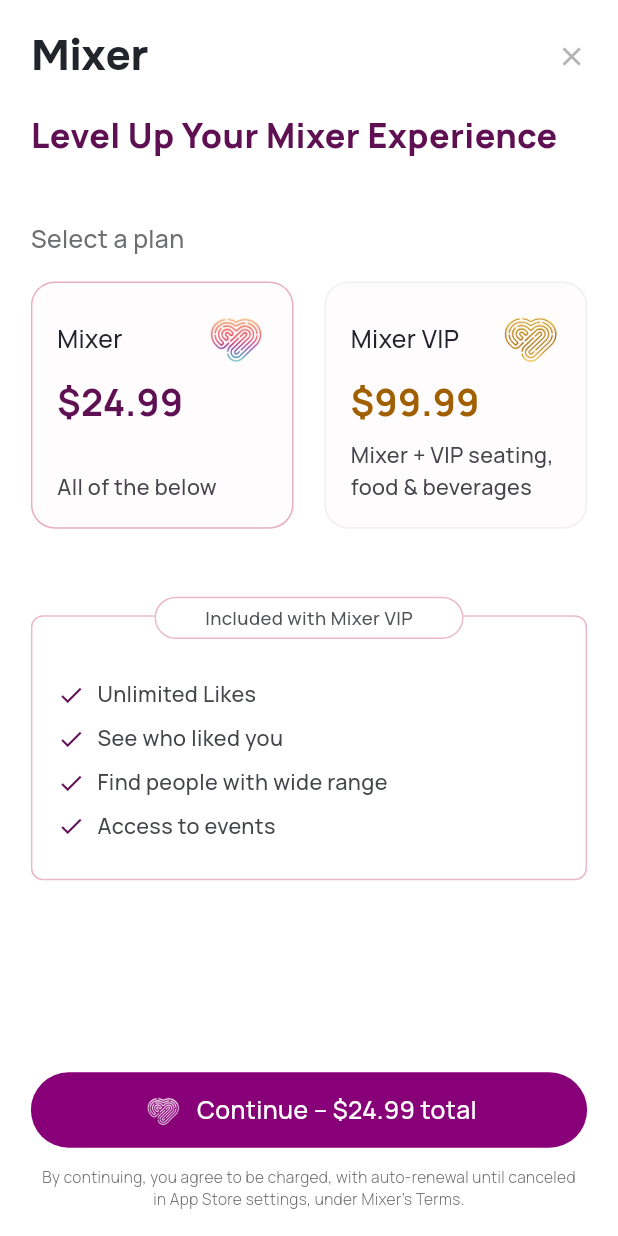
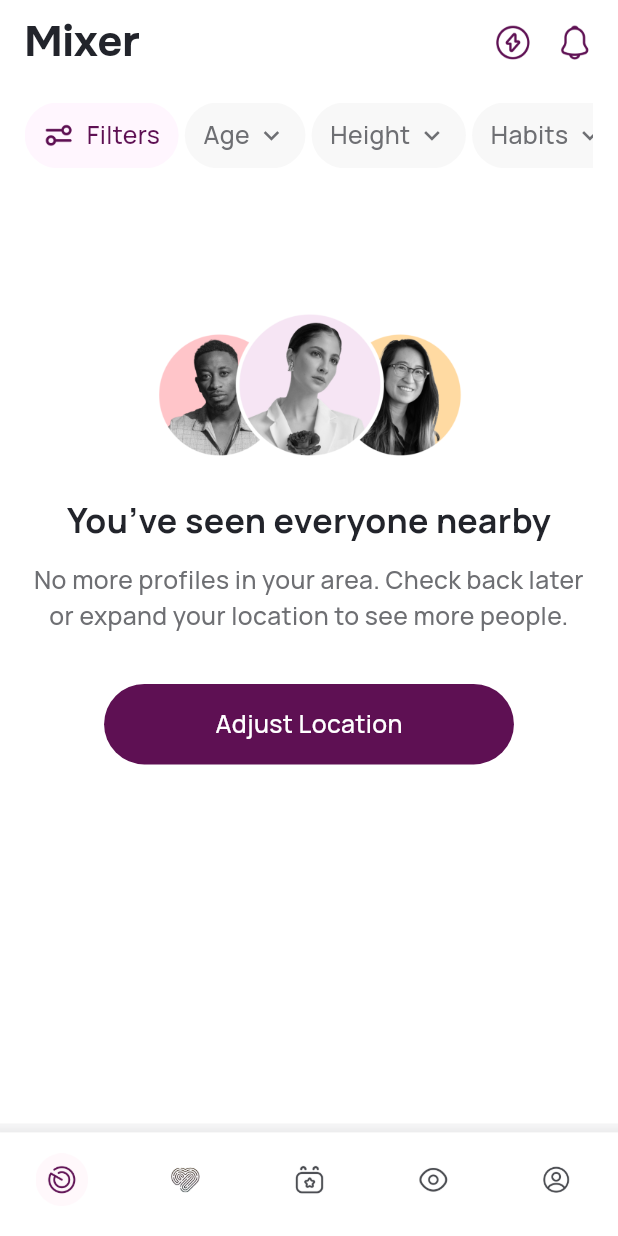
Before and after one commit to trozen04/coderoof, a Flutter app: the screen it shows after launch, on a phone screen of 412 x 824 dp. Run offline on Flutter 3.47's test engine with Material 3 defaults, Android fonts, the phone set to English and light mode, and no system bars; our stand-ins replace geolocator.

Commit message:
Updated and Added HomePage and Subscription Screens

```diff
--- a/lib/Screens/home_screen.dart
+++ b/lib/Screens/home_screen.dart
@@ -0,0 +1,190 @@
+import 'package:coderoof_assignment/Utils/app_colors.dart';
+import 'package:coderoof_assignment/Utils/app_text_styles.dart';
+import 'package:coderoof_assignment/Utils/image_assets.dart';
+import 'package:coderoof_assignment/Utils/app_routes.dart';
+import 'package:coderoof_assignment/Widgets/common_bottom_navbar.dart';
+import 'package:coderoof_assignment/Widgets/homepage_logic.dart';
+import 'package:flutter/material.dart';
+import 'package:provider/provider.dart';
+
+class Homepage extends StatelessWidget {
+  const Homepage({super.key});
+
+  @override
+  Widget build(BuildContext context) {
+    return ChangeNotifierProvider(
+      create: (_) => HomepageLogic(),
+      child: const _HomepageView(),
+    );
+  }
+}
+
+class _HomepageView extends StatelessWidget {
+  const _HomepageView();
+
+  @override
+  Widget build(BuildContext context) {
+    final logic = context.watch<HomepageLogic>();
+
+    double height = MediaQuery.of(context).size.height;
+    double width = MediaQuery.of(context).size.width;
+
+    return Scaffold(
+      backgroundColor: AppColors.white,
+      appBar: AppBar(
+        backgroundColor: AppColors.white,
+        elevation: 0,
+        title: Text("Mixer", style: AppTextStyles.mixerHead(width)),
+        actions: [
+          GestureDetector(
+            onTap: () {
+              Navigator.pushNamed(context, AppRoutes.subscription);
+            },
+            child: Image.asset(ImageAssets.flashCircle, width: width * 0.06),
+          ),
+          SizedBox(width: width * 0.04),
+          Image.asset(ImageAssets.notification, width: width * 0.06),
+          SizedBox(width: width * 0.04),
+        ],
+      ),
+      body: SafeArea(
+        child: Column(
+          children: [
+            // 🔹 Filters Row
+            Padding(
+              padding: EdgeInsets.symmetric(
+                horizontal: width * 0.04,
+                vertical: height * 0.015,
+              ),
+              child: SingleChildScrollView(
+                scrollDirection: Axis.horizontal,
+                child: Row(
+                  children: [
+                    Container(
+                      padding: EdgeInsets.symmetric(
+                        horizontal: width * 0.03,
+                        vertical: height * 0.012,
+                      ),
+                      decoration: BoxDecoration(
+                        color: AppColors.filtersBG,
+                        borderRadius: BorderRadius.circular(30),
+                      ),
+                      child: Row(
+                        children: [
+                          Image.asset(ImageAssets.filtersIcon,
+                              width: width * 0.05),
+                          SizedBox(width: width * 0.02),
+                          Text("Filters",
+                              style: AppTextStyles.filterText(
+                                  width, color: AppColors.primary)),
+                        ],
+                      ),
+                    ),
+                    SizedBox(width: width * 0.01),
+                    _filterChip("Age", width, height, logic),
+                    SizedBox(width: width * 0.01),
+                    _filterChip("Height", width, height, logic),
+                    SizedBox(width: width * 0.01),
+                    _filterChip("Habits", width, height, logic),
+                  ],
+                ),
+              ),
+            ),
+
+            SizedBox(height: height * 0.1),
+
+            // 🔹 Center avatars
+            Image.asset(
+              ImageAssets.avatarGroup,
+              width: width * 0.5,
+            ),
+
+            SizedBox(height: height * 0.03),
+
+            // 🔹 Heading
+            Text(
+              logic.anyFilterSelected
+                  ? "You’ve seen them all"
+                  : "You’ve seen everyone nearby",
+              style: AppTextStyles.seenNearby(width),
+              textAlign: TextAlign.center,
+            ),
+
+            SizedBox(height: height * 0.015),
+
+            // 🔹 Subtitle
+            Padding(
+              padding: EdgeInsets.symmetric(horizontal: width * 0.05),
+              child: Text(
+                "No more profiles in your area. Check back later or expand your location to see more people.",
+                style: AppTextStyles.normal(width),
+                textAlign: TextAlign.center,
+              ),
+            ),
+
+            SizedBox(height: height * 0.04),
+
+            // 🔹 Adjust Location Button
+            GestureDetector(
+              onTap: () => logic.handleAdjustLocation(context),
+              child: Container(
+                padding: EdgeInsets.symmetric(
+                  vertical: height * 0.018,
+                  horizontal: width * 0.18,
+                ),
+                decoration: BoxDecoration(
+                  color: AppColors.primary,
+                  borderRadius: BorderRadius.circular(39),
+                ),
+                child: Text(
+                  "Adjust Location",
+                  style: AppTextStyles.continueButtonText(width),
+                ),
+              ),
+            ),
+          ],
+        ),
+      ),
+      bottomNavigationBar: const CommonBottomNavbar(),
+    );
+  }
+
+  Widget _filterChip(
+      String label, double width, double height, HomepageLogic logic) {
+    final isSelected = logic.selectedFilters[label] ?? false;
+
+    return GestureDetector(
+      onTap: () => logic.toggleFilter(label),
+      child: Container(
+        padding: EdgeInsets.symmetric(
+          horizontal: width * 0.03,
+          vertical: height * 0.012,
+        ),
+        decoration: BoxDecoration(
+          color: isSelected
+              ? AppColors.secondary
+              : AppColors.filtersOptionsBG,
+          borderRadius: BorderRadius.circular(30),
+        ),
+        child: Row(
+          mainAxisSize: MainAxisSize.min,
+          children: [
+            Text(
+              label,
+              style: AppTextStyles.filterText(
+                width,
+                color: isSelected ? AppColors.primary : AppColors.gray600,
+              ),
+            ),
+            SizedBox(width: width * 0.01),
+            Icon(
+              Icons.keyboard_arrow_down_outlined,
+              size: width * 0.05,
+              color: AppColors.gray600,
+            ),
+          ],
+        ),
+      ),
+    );
+  }
+}
--- a/lib/Screens/subscription_screen.dart
+++ b/lib/Screens/subscription_screen.dart
@@ -41,7 +41,10 @@ class _SubscriptionScreenState extends State<SubscriptionScreen> {
                 mainAxisAlignment: MainAxisAlignment.spaceBetween,
                 children: [
                   Text("Mixer", style: AppTextStyles.mixerHead(width)),
-                  Icon(Icons.close, size: width * 0.05, color: AppColors.gray400,),
+                  GestureDetector(
+                    onTap: () => Navigator.pop(context),
+                      child: Icon(Icons.close, size: width * 0.05, color: AppColors.gray400,)
+                  ),
                 ],
               ),
 
--- a/lib/Utils/app_colors.dart
+++ b/lib/Utils/app_colors.dart
@@ -19,9 +19,13 @@ class AppColors {
   static const Color greyBorder = Color(0xFFEFEFEF);
   static const Color boxColor = Color(0xFFFFFCFD);
   static const Color mixerBorder = Color(0xFFB30142);
-  static const Color mixerDetails = Color(0xFFBEAB8CB);
+  static const Color mixerDetails = Color(0xFFEAB8CB);
   static const Color mixerVipDetails = Color(0xFFFFE5BE);
   static const Color mixerVipDetailsBG = Color(0xFFFDFAF6);
   static const Color included = Color(0xFF505254);
+  static const Color filtersBG = Color(0xFFfff6fe);
+  static const Color filtersOptionsBG = Color(0xFFF8F8F8);
+  static const Color navBarBG = Color(0xFFf3f3f4);
+  static const Color navBarShadow = Color(0xFFf5f5f6);
 
 }
--- a/lib/Utils/app_routes.dart
+++ b/lib/Utils/app_routes.dart
@@ -1,5 +1,46 @@
+import 'package:coderoof_assignment/Screens/home_screen.dart';
+import 'package:coderoof_assignment/Screens/subscription_screen.dart';
+import 'package:flutter/material.dart';
+
 class AppRoutes {
+  static const String home = '/';
   static const String subscription = '/subscription';
-  static const String home = '/home';
 
+  static Route<dynamic> generateRoute(RouteSettings settings) {
+    switch (settings.name) {
+      case home:
+        return _buildPageRoute(const Homepage(), settings);
+      case subscription:
+        return _buildPageRoute(const SubscriptionScreen(), settings);
+      default:
+        return _buildPageRoute(
+          const Scaffold(
+            body: Center(child: Text("No route defined")),
+          ),
+          settings,
+        );
+    }
+  }
+
+  /// 🔹 Custom PageRoute with smooth animation
+  static PageRouteBuilder _buildPageRoute(Widget page, RouteSettings settings) {
+    return PageRouteBuilder(
+      settings: settings,
+      transitionDuration: const Duration(milliseconds: 400),
+      reverseTransitionDuration: const Duration(milliseconds: 300),
+      pageBuilder: (_, animation, secondaryAnimation) => page,
+      transitionsBuilder: (_, animation, secondaryAnimation, child) {
+        // Fade + Slide from right
+        const beginOffset = Offset(1.0, 0.0);
+        const endOffset = Offset.zero;
+        final tween = Tween(begin: beginOffset, end: endOffset)
+            .chain(CurveTween(curve: Curves.easeOutCubic));
+
+        return FadeTransition(
+          opacity: animation,
+          child: SlideTransition(position: animation.drive(tween), child: child),
+        );
+      },
+    );
+  }
 }
--- a/lib/Utils/app_text_styles.dart
+++ b/lib/Utils/app_text_styles.dart
@@ -37,21 +37,21 @@ class AppTextStyles {
 
   static TextStyle normal(double width, {Color color = AppColors.gray600}) =>
       TextStyle(
-        fontSize: _fixedFontSize(width * 0.04),
+        fontSize: _fixedFontSize(width * 0.04), //16
         fontWeight: FontWeight.w500,
         fontFamily: ManropeMedium,
         color: color,
       );
   static TextStyle planDetails(double width, {Color color = AppColors.gray700}) =>
       TextStyle(
-        fontSize: _fixedFontSize(width * 0.035),
+        fontSize: _fixedFontSize(width * 0.035),//14
         fontWeight: FontWeight.w500,
         fontFamily: ManropeMedium,
         color: color,
       );
   static TextStyle includedText(double width) =>
       TextStyle(
-        fontSize: _fixedFontSize(width * 0.03),
+        fontSize: _fixedFontSize(width * 0.03), //12
         fontWeight: FontWeight.w600,
         fontFamily: ManropeMedium,
         color: AppColors.included,
@@ -69,11 +69,24 @@ class AppTextStyles {
     fontFamily: ManropeMedium,
     color: AppColors.white,
   );
+  static TextStyle filterText(double width, {Color color = AppColors.gray600}) => TextStyle(
+    fontSize: _fixedFontSize(width * 0.04),
+    fontWeight: FontWeight.w600,
+    fontFamily: ManropeMedium,
+    color: color,
+  );
+
   static TextStyle descriptionText(double width) => TextStyle(
     fontSize: _fixedFontSize(width * 0.025),
     fontWeight: FontWeight.w300,
     fontFamily: Manrope,
     color: AppColors.gray600,
   );
+  static TextStyle seenNearby(double width) => TextStyle(
+    fontSize: _fixedFontSize(width * 0.055),
+    fontWeight: FontWeight.w700,
+    fontFamily: ManropeBold,
+    color: AppColors.gray800,
+  );
 
 }
--- a/lib/Utils/image_assets.dart
+++ b/lib/Utils/image_assets.dart
@@ -2,4 +2,13 @@ class ImageAssets {
   static const String mixerIcon = 'assets/images/mixerIcon.png';
   static const String mixerIconVip = 'assets/images/mixerIconVip.png';
   static const String mixerIconWhite = 'assets/images/mixerIconWhite.png';
+  static const String avatarGroup = 'assets/images/Avatargroup.png';
+  static const String flashCircle = 'assets/images/flashCircle.png';
+  static const String notification = 'assets/images/notification.png';
+  static const String filtersIcon = 'assets/images/filtersIcon.png';
+  static const String mixerNavBar = 'assets/images/mixerNavBar.png';
+  static const String mix = 'assets/images/Mix.png';
+  static const String events = 'assets/images/Events.png';
+  static const String blindMix = 'assets/images/BlindMix.png';
+  static const String profile = 'assets/images/Profile.png';
 }
--- /dev/null
+++ b/lib/Widgets/common_bottom_navbar.dart
@@ -0,0 +1,63 @@
+import 'package:flutter/material.dart';
+import '../Utils/app_colors.dart';
+import '../Utils/image_assets.dart'; // Make sure this contains your image paths
+
+class CommonBottomNavbar extends StatefulWidget {
+  const CommonBottomNavbar({super.key});
+
+  @override
+  State<CommonBottomNavbar> createState() => _CommonBottomNavbarState();
+}
+
+class _CommonBottomNavbarState extends State<CommonBottomNavbar> {
+  int _currentIndex = 0;
+
+  // List of image paths instead of icons
+  final List<String> _images = [
+    ImageAssets.mixerNavBar,
+    ImageAssets.mix,
+    ImageAssets.events,
+    ImageAssets.blindMix,
+    ImageAssets.profile,
+  ];
+
+  @override
+  Widget build(BuildContext context) {
+    double width = MediaQuery.of(context).size.width;
+
+    return Column(
+      mainAxisSize: MainAxisSize.min,
+      children: [
+        // Top shadow
+        Container(
+          height: 6,
+          width: double.infinity,
+          color: AppColors.navBarShadow, // shadow color
+        ),
+        BottomNavigationBar(
+          currentIndex: _currentIndex,
+          onTap: (index) => setState(() => _currentIndex = index),
+          type: BottomNavigationBarType.fixed,
+          backgroundColor: AppColors.white,
+          selectedItemColor: AppColors.primary,
+          unselectedItemColor: AppColors.gray600,
+          showSelectedLabels: false,
+          showUnselectedLabels: false,
+          iconSize: width * 0.065,
+          items: _images.map((imgPath) {
+            int index = _images.indexOf(imgPath);
+            return BottomNavigationBarItem(
+              icon: Image.asset(
+                imgPath,
+                width: width * 0.085,
+                height: width * 0.085,
+                //currently not changing color due to no design in figma
+              ),
+              label: "",
+            );
+          }).toList(),
+        ),
+      ],
+    );
+  }
+}
--- /dev/null
+++ b/lib/Widgets/homepage_logic.dart
@@ -0,0 +1,83 @@
+import 'package:flutter/material.dart';
+import 'package:geolocator/geolocator.dart';
+
+class HomepageLogic extends ChangeNotifier {
+  /// 🔹 Track chip states
+  final Map<String, bool> selectedFilters = {
+    "Age": false,
+    "Height": false,
+    "Habits": false,
+  };
+
+  bool get anyFilterSelected =>
+      selectedFilters.values.any((isSelected) => isSelected);
+
+  /// 🔹 Toggle filter selection
+  void toggleFilter(String label) {
+    if (selectedFilters.containsKey(label)) {
+      selectedFilters[label] = !(selectedFilters[label] ?? false);
+      notifyListeners();
+    }
+  }
+
+  /// 🔹 Handle location permission + fetch location
+  Future<void> handleAdjustLocation(BuildContext context) async {
+    bool serviceEnabled;
+    LocationPermission permission;
+
+    // Check if location service is enabled
+    serviceEnabled = await Geolocator.isLocationServiceEnabled();
+    if (!serviceEnabled) {
+      ScaffoldMessenger.of(context).showSnackBar(
+        SnackBar(
+          content: const Text("Location services are disabled."),
+          action: SnackBarAction(
+            label: "Enable",
+            onPressed: () {
+              Geolocator.openLocationSettings();
+            },
+          ),
+        ),
+      );
+      return;
+    }
+
+    // Check permission
+    permission = await Geolocator.checkPermission();
+    if (permission == LocationPermission.denied) {
+      permission = await Geolocator.requestPermission();
+      if (permission == LocationPermission.denied) {
+        ScaffoldMessenger.of(context).showSnackBar(
+          const SnackBar(content: Text("Location permission denied.")),
+        );
+        return;
+      }
+    }
+
+    if (permission == LocationPermission.deniedForever) {
+      ScaffoldMessenger.of(context).showSnackBar(
+        SnackBar(
+          content: const Text("Location permissions are permanently denied."),
+          action: SnackBarAction(
+            label: "Settings",
+            onPressed: () {
+              Geolocator.openAppSettings();
+            },
+          ),
+        ),
+      );
+      return;
+    }
+
+    // ✅ Get current position
+    Position position = await Geolocator.getCurrentPosition(
+      desiredAccuracy: LocationAccuracy.high,
+    );
+
+    ScaffoldMessenger.of(context).showSnackBar(
+      SnackBar(
+        content: Text("Location: ${position.latitude}, ${position.longitude}"),
+      ),
+    );
+  }
+}
--- a/lib/main.dart
+++ b/lib/main.dart
@@ -1,6 +1,5 @@
 import 'package:flutter/material.dart';
 import 'utils/app_routes.dart';
-import 'Screens/subscription_screen.dart';
 
 void main() {
   runApp(const MyApp());
@@ -17,11 +16,8 @@ class MyApp extends StatelessWidget {
       theme: ThemeData(
         fontFamily: 'Manrope',
       ),
-      initialRoute: AppRoutes.subscription,
-      routes: {
-       // AppRoutes.home: (context) => const HomeScreen(),
-        AppRoutes.subscription: (context) => const SubscriptionScreen(),
-      },
+      initialRoute: AppRoutes.home,
+      onGenerateRoute: AppRoutes.generateRoute,
     );
   }
 }
--- a/pubspec.yaml
+++ b/pubspec.yaml
@@ -24,6 +24,8 @@ environment:
 dependencies:
   flutter:
     sdk: flutter
+  geolocator: ^12.0.0
+  provider:
 
   cupertino_icons: ^1.0.8
 
```
Also changed, not shown: assets/images/Avatargroup.png (added), assets/images/BlindMix.png (added), assets/images/Events.png (added), assets/images/Mix.png (added), assets/images/Profile.png (added), assets/images/filtersIcon.png (added), assets/images/flashCircle.png (added), assets/images/mixerNavBar.png (added), assets/images/notification.png (added), pubspec.lock, 2 other files.
